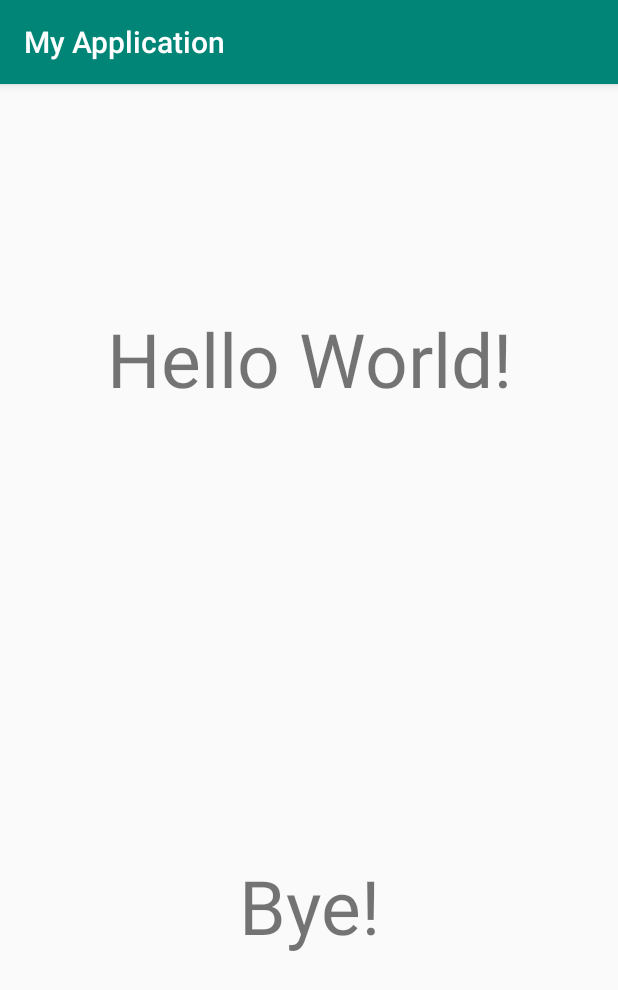
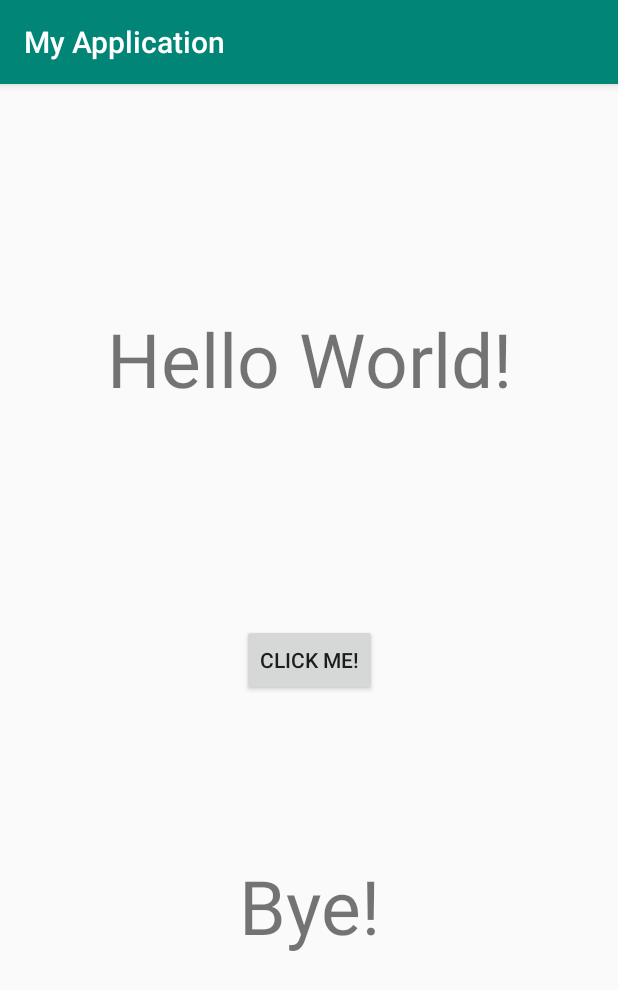
Before and after one commit to MiquelOliveros/MyApplication1, an Android app: the screen it shows after launch (MainActivity), on a phone screen of 412 x 824 dp. Shown: the top 990 px of the screen. Run offline under Robolectric (Android 15) with nearby library versions, the phone set to English and light mode, and no system bars.

Commit message:
Afegit boto -> falta la accio corresponent

```diff
--- a/app/src/main/res/layout-land/activity_main.xml
+++ b/app/src/main/res/layout-land/activity_main.xml
@@ -16,6 +16,18 @@
         app:layout_constraintTop_toTopOf="parent"
         app:layout_constraintVertical_bias="0.196" />
 
+    <Button
+        android:id="@+id/button"
+        android:layout_width="wrap_content"
+        android:layout_height="wrap_content"
+        android:text="@string/button"
+        app:layout_constraintBottom_toBottomOf="parent"
+        app:layout_constraintHorizontal_bias="0.495"
+        app:layout_constraintLeft_toLeftOf="parent"
+        app:layout_constraintRight_toRightOf="parent"
+        app:layout_constraintTop_toTopOf="parent"
+        app:layout_constraintVertical_bias="0.498" />
+
     <TextView
         android:layout_width="wrap_content"
         android:layout_height="wrap_content"
@@ -26,6 +38,6 @@
         app:layout_constraintLeft_toLeftOf="parent"
         app:layout_constraintRight_toRightOf="parent"
         app:layout_constraintTop_toTopOf="parent"
-        app:layout_constraintVertical_bias="0.717" />
+        app:layout_constraintVertical_bias="0.815" />
 
 </android.support.constraint.ConstraintLayout>
--- a/app/src/main/res/layout-xlarge/activity_main.xml
+++ b/app/src/main/res/layout-xlarge/activity_main.xml
@@ -1,6 +1,7 @@
 <?xml version="1.0" encoding="utf-8"?>
 <LinearLayout xmlns:android="http://schemas.android.com/apk/res/android"
     xmlns:app="http://schemas.android.com/apk/res-auto"
+    xmlns:tools="http://schemas.android.com/tools"
     android:orientation="vertical"
     android:layout_width="match_parent"
     android:layout_height="match_parent">
@@ -16,6 +17,19 @@
         app:layout_constraintTop_toTopOf="parent"
         app:layout_constraintVertical_bias="0.196" />
 
+    <Button
+        android:id="@+id/button"
+        android:layout_width="wrap_content"
+        android:layout_height="wrap_content"
+        android:text="@string/button"
+        tools:layout_editor_absoluteX="132dp"
+        tools:layout_editor_absoluteY="219dp"
+        app:layout_constraintBottom_toBottomOf="parent"
+        app:layout_constraintLeft_toLeftOf="parent"
+        app:layout_constraintRight_toRightOf="parent"
+        app:layout_constraintTop_toTopOf="parent"
+        />
+
     <TextView
         android:layout_width="wrap_content"
         android:layout_height="wrap_content"
--- a/app/src/main/res/layout/activity_main.xml
+++ b/app/src/main/res/layout/activity_main.xml
@@ -7,6 +7,7 @@
     tools:context=".MainActivity">
 
     <TextView
+        android:id="@+id/textHello"
         android:layout_width="wrap_content"
         android:layout_height="wrap_content"
         android:text="@string/hello"
@@ -17,7 +18,21 @@
         app:layout_constraintTop_toTopOf="parent"
         app:layout_constraintVertical_bias="0.213" />
 
+    <Button
+        android:id="@+id/button"
+        android:layout_width="wrap_content"
+        android:layout_height="wrap_content"
+        android:text="@string/button"
+        tools:layout_editor_absoluteX="132dp"
+        tools:layout_editor_absoluteY="219dp"
+        app:layout_constraintBottom_toBottomOf="parent"
+        app:layout_constraintLeft_toLeftOf="parent"
+        app:layout_constraintRight_toRightOf="parent"
+        app:layout_constraintTop_toTopOf="parent"
+    />
+
     <TextView
+        android:id="@+id/textBye"
         android:layout_width="wrap_content"
         android:layout_height="wrap_content"
         android:text="@string/bye"
--- a/app/src/main/res/values/strings.xml
+++ b/app/src/main/res/values/strings.xml
@@ -2,4 +2,5 @@
     <string name="app_name">My Application</string>
     <string name="hello">Hello World!</string>
     <string name="bye">Bye!</string>
+    <string name="button">Click me!</string>
 </resources>
```
Also changed, not shown: 3 other files.
